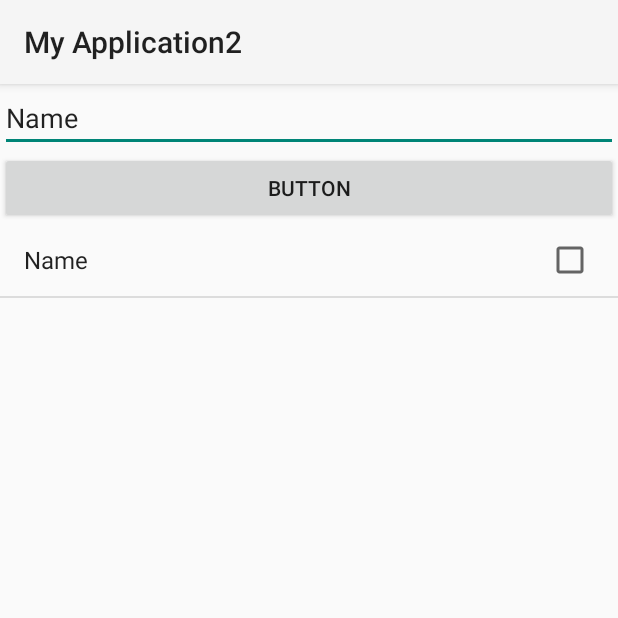
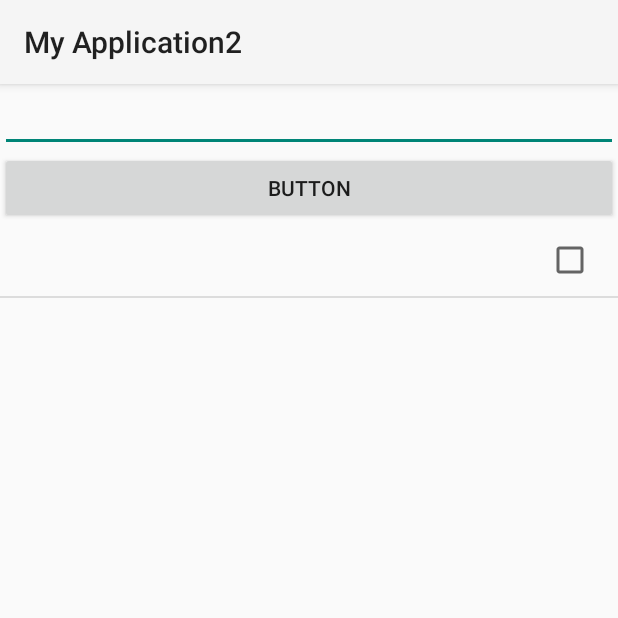
Before and after one commit to SeoWooHyuk/androidstudy, an Android app: the screen it shows after launch (MainActivity6), after a tap on "BUTTON", on a phone screen of 412 x 824 dp, the top half of it. Run offline under Robolectric (Android 15) with nearby library versions, the phone set to English and light mode, and no system bars.

Commit message:
listview 활용

```diff
--- a/app/src/main/java/com/example/myapplication2/MainActivity6.java
+++ b/app/src/main/java/com/example/myapplication2/MainActivity6.java
@@ -4,6 +4,7 @@ import androidx.appcompat.app.AppCompatActivity;
 
 import android.os.Bundle;
 import android.view.View;
+import android.widget.AdapterView;
 import android.widget.ArrayAdapter;
 import android.widget.Button;
 import android.widget.EditText;
@@ -31,7 +32,28 @@ public class MainActivity6 extends AppCompatActivity {
             @Override
             public void onClick(View v) {
                 list.add(etext.getText().toString());
+                lv.deferNotifyDataSetChanged();
                 lv.setAdapter(Aradpt);
+                etext.setText("");
+            }
+        });
+
+
+
+
+        lv.setOnItemLongClickListener(new AdapterView.OnItemLongClickListener() {
+            @Override
+            public boolean onItemLongClick(AdapterView<?> parent, View view, int position, long id) {
+                for(int i = 0; i < list.size(); i++)
+                {
+                    if(position == i)
+                    {
+                        list.remove(i);
+                        lv.setAdapter(Aradpt);
+                        break;
+                    }
+                }
+                return false;
             }
         });
 
@@ -39,5 +61,6 @@ public class MainActivity6 extends AppCompatActivity {
 
 
 
+
     }
 }
--- a/app/src/main/res/layout/activity_main6.xml
+++ b/app/src/main/res/layout/activity_main6.xml
@@ -12,8 +12,7 @@
         android:layout_width="match_parent"
         android:layout_height="wrap_content"
         android:ems="10"
-        android:inputType="text"
-        android:text="Name" />
+        android:inputType="text" />
 
     <Button
         android:id="@+id/button6"
```
